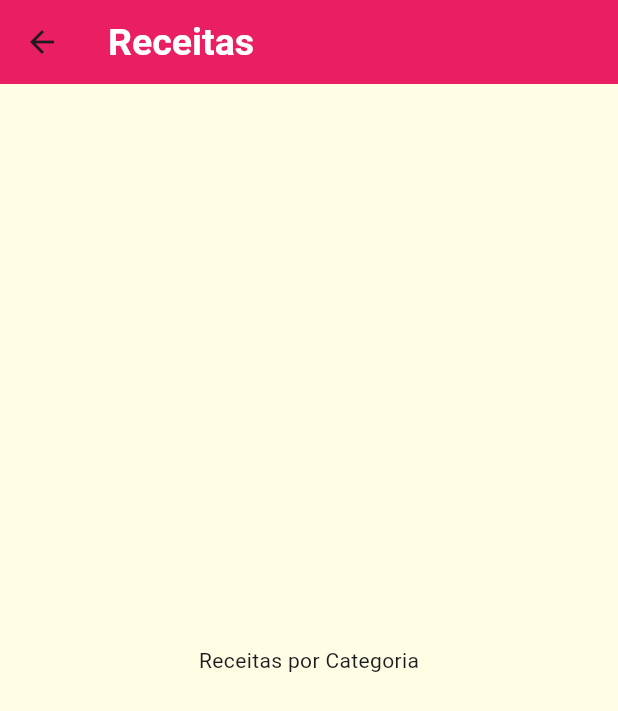
After one commit to DaniloBitencourt/meals, a Flutter app: the screen it shows after launch, after a tap on "Italiano", on a phone screen of 412 x 824 dp. The commit adds this screen. Shown: the top 711 px of the screen. Run offline on Flutter 3.47's test engine with Material 3 defaults, Android fonts, the phone set to English and light mode, and no system bars; Roboto replaces fonts that are missing (OpenSans).

Commit message:
Adicionando a tela das categorias específicas

```diff
--- a/lib/components/category_item.dart
+++ b/lib/components/category_item.dart
@@ -2,15 +2,30 @@
 
 import 'package:flutter/material.dart';
 import '../models/category.dart';
+import '../screens/categories_meals_screen.dart';
 
 class CategoryItem extends StatelessWidget {
   final Category category;
 
   const CategoryItem(this.category);
 
+  void _selectCategory(BuildContext context){
+    Navigator.of(context).push(
+      MaterialPageRoute(
+        builder: (_){
+          return CategoriesMealsScreen();
+        },
+      ),
+    );
+  }
+
   @override
   Widget build(BuildContext context) {
-    return Container(
+    return InkWell(
+      onTap: () => _selectCategory(context),
+      splashColor: Theme.of(context).colorScheme.primary,
+      borderRadius: BorderRadius.circular(15),
+      child: Container(
         padding: const EdgeInsets.all(15),
         child: Text(
           category.title,
@@ -27,6 +42,7 @@ class CategoryItem extends StatelessWidget {
             end: Alignment.bottomRight,
           ),
         ),
+      ),
     );
   }
 }
--- a/lib/main.dart
+++ b/lib/main.dart
@@ -43,6 +43,8 @@ class MyApp extends StatelessWidget {
           ),
         ),
         scaffoldBackgroundColor: const Color.fromRGBO(255, 254, 229, 1),
+        cardColor: tema.scaffoldBackgroundColor,
+        drawerTheme: DrawerThemeData(backgroundColor: tema.scaffoldBackgroundColor),
         appBarTheme: const AppBarTheme(
           backgroundColor: Colors.pink,
           titleTextStyle: TextStyle(
--- /dev/null
+++ b/lib/screens/categories_meals_screen.dart
@@ -0,0 +1,15 @@
+import 'package:flutter/material.dart';
+
+class CategoriesMealsScreen extends StatelessWidget {
+  @override
+  Widget build(BuildContext context) {
+    return Scaffold(
+      appBar: AppBar(
+        title: Text('Receitas'),
+      ),
+      body: Center(
+        child: Text('Receitas por Categoria'),
+      ),
+    );
+  }
+}
```
Lines whose indentation alone changed are shown as unchanged.
